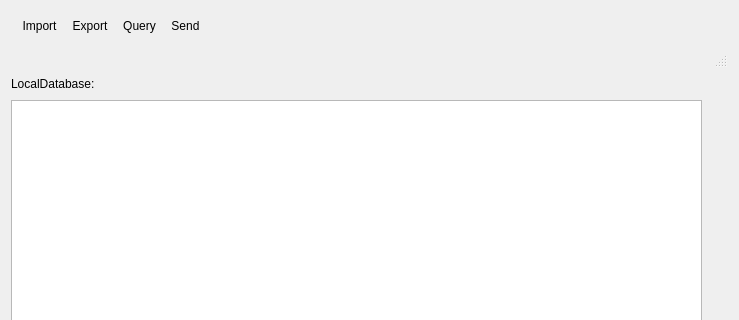
Old version of the form Libs/DICOM/Widgets/Resources/UI/ctkDICOMAppWidget.ui in the repository commontk/CTK; both pictures show x 0 to 739 and y 0 to 320 of the 739 by 638 pixel window.
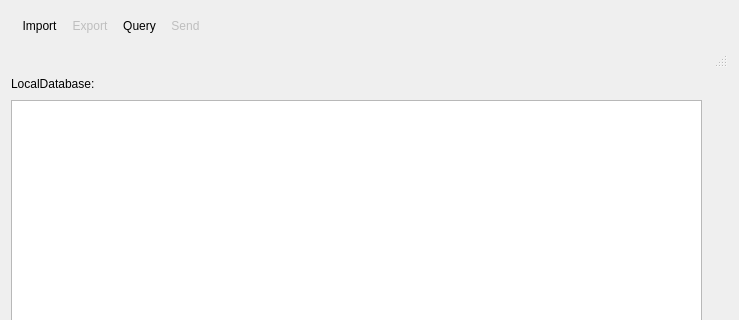
New version of the form. Custom widgets are drawn as their Qt base class.

Commit message:
Disable options that are not yet implemented
The export and send options will be done in the future, but for
now there is usable functionality so we'll just reserve these spots.

What changed in the file:
```diff
--- a/Libs/DICOM/Widgets/Resources/UI/ctkDICOMAppWidget.ui
+++ b/Libs/DICOM/Widgets/Resources/UI/ctkDICOMAppWidget.ui
@@ -151,6 +151,9 @@
    </property>
   </action>
   <action name="actionExport">
+   <property name="enabled">
+    <bool>false</bool>
+   </property>
    <property name="text">
     <string>Export</string>
    </property>
@@ -167,6 +170,9 @@
    </property>
   </action>
   <action name="actionSend">
+   <property name="enabled">
+    <bool>false</bool>
+   </property>
    <property name="text">
     <string>Send</string>
    </property>
```
Left out of the diff: 4 changed lines with no effect on the pictures.
